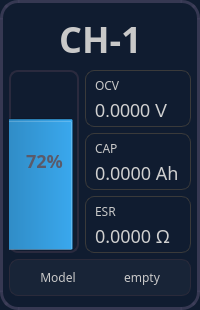
Qt form widgets/batterycard.ui (housir-debug/Leacesy_M3506) before a commit.
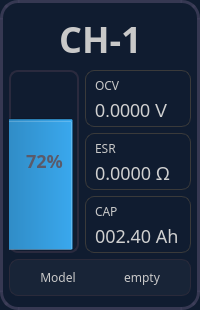
The same form after that commit.

```diff
--- a/widgets/batterycard.ui
+++ b/widgets/batterycard.ui
@@ -146,7 +146,118 @@
     </layout>
    </item>
    <item>
-    <layout class="QGridLayout" name="gridLayout" columnstretch="2,3">
+    <layout class="QGridLayout" name="gridLayout" rowstretch="1,1,1" columnstretch="2,3">
+     <property name="spacing">
+      <number>6</number>
+     </property>
+     <item row="2" column="1">
+      <widget class="QFrame" name="capframe">
+       <property name="font">
+        <font>
+         <family>WenQuanYi Micro Hei</family>
+        </font>
+       </property>
+       <property name="cursor">
+        <cursorShape>BlankCursor</cursorShape>
+       </property>
+       <property name="contextMenuPolicy">
+        <enum>Qt::NoContextMenu</enum>
+       </property>
+       <property name="styleSheet">
+        <string notr="true">#capframe
+{
+border: 1px solid #3A3A3A;
+border-radius: 9px;
+}</string>
+       </property>
+       <property name="frameShape">
+        <enum>QFrame::NoFrame</enum>
+       </property>
+       <property name="frameShadow">
+        <enum>QFrame::Plain</enum>
+       </property>
+       <property name="lineWidth">
+        <number>0</number>
+       </property>
+       <layout class="QVBoxLayout" name="verticalLayout_2">
+        <property name="leftMargin">
+         <number>9</number>
+        </property>
+        <property name="topMargin">
+         <number>6</number>
+        </property>
+        <property name="rightMargin">
+         <number>9</number>
+        </property>
+        <property name="bottomMargin">
+         <number>6</number>
+        </property>
+        <item>
+         <widget class="QLabel" name="caplabel">
+          <property name="font">
+           <font>
+            <family>WenQuanYi Micro Hei</family>
+            <pointsize>-1</pointsize>
+           </font>
+          </property>
+          <property name="cursor">
+           <cursorShape>BlankCursor</cursorShape>
+          </property>
+          <property name="contextMenuPolicy">
+           <enum>Qt::NoContextMenu</enum>
+          </property>
+          <property name="styleSheet">
+           <string notr="true">#caplabel
+{
+font-family: &quot;WenQuanYi Micro Hei&quot;;
+font-size: 12px;
+color: #C9C9C9;
+}</string>
+          </property>
+          <property name="lineWidth">
+           <number>0</number>
+          </property>
+          <property name="text">
+           <string>CAP</string>
+          </property>
+         </widget>
+        </item>
+        <item>
+         <widget class="QLabel" name="capvaluelabel">
+          <property name="font">
+           <font>
+            <family>WenQuanYi Micro Hei</family>
+            <pointsize>-1</pointsize>
+           </font>
+          </property>
+          <property name="cursor">
+           <cursorShape>BlankCursor</cursorShape>
+          </property>
+          <property name="contextMenuPolicy">
+           <enum>Qt::NoContextMenu</enum>
+          </property>
+          <property name="styleSheet">
+           <string notr="true">#capvaluelabel
+{
+font-family: &quot;WenQuanYi Micro Hei&quot;;
+font-size: 18px;
+ color: #D0D0D0;
+}</string>
+          </property>
+          <property name="lineWidth">
+           <number>0</number>
+          </property>
+          <property name="text">
+           <string>002.40 Ah</string>
+          </property>
+          <property name="alignment">
+           <set>Qt::AlignLeading|Qt::AlignLeft|Qt::AlignVCenter</set>
+          </property>
+         </widget>
+        </item>
+       </layout>
+      </widget>
+     </item>
      <item row="0" column="0" rowspan="3">
       <widget class="QProgressBar" name="socprogressBar">
        <property name="sizePolicy">
@@ -307,114 +418,6 @@
       </widget>
      </item>
      <item row="1" column="1">
-      <widget class="QFrame" name="capframe">
-       <property name="font">
-        <font>
-         <family>WenQuanYi Micro Hei</family>
-        </font>
-       </property>
-       <property name="cursor">
-        <cursorShape>BlankCursor</cursorShape>
-       </property>
-       <property name="contextMenuPolicy">
-        <enum>Qt::NoContextMenu</enum>
-       </property>
-       <property name="styleSheet">
-        <string notr="true">#capframe
-{
-border: 1px solid #3A3A3A;
-border-radius: 9px;
-}</string>
-       </property>
-       <property name="frameShape">
-        <enum>QFrame::NoFrame</enum>
-       </property>
-       <property name="frameShadow">
-        <enum>QFrame::Plain</enum>
-       </property>
-       <property name="lineWidth">
-        <number>0</number>
-       </property>
-       <layout class="QVBoxLayout" name="verticalLayout_2">
-        <property name="leftMargin">
-         <number>9</number>
-        </property>
-        <property name="topMargin">
-         <number>6</number>
-        </property>
-        <property name="rightMargin">
-         <number>9</number>
-        </property>
-        <property name="bottomMargin">
-         <number>6</number>
-        </property>
-        <item>
-         <widget class="QLabel" name="caplabel">
-          <property name="font">
-           <font>
-            <family>WenQuanYi Micro Hei</family>
-            <pointsize>-1</pointsize>
-           </font>
-          </property>
-          <property name="cursor">
-           <cursorShape>BlankCursor</cursorShape>
-          </property>
-          <property name="contextMenuPolicy">
-           <enum>Qt::NoContextMenu</enum>
-          </property>
-          <property name="styleSheet">
-           <string notr="true">#caplabel
-{
-font-family: &quot;WenQuanYi Micro Hei&quot;;
-font-size: 12px;
-color: #C9C9C9;
-}</string>
-          </property>
-          <property name="lineWidth">
-           <number>0</number>
-          </property>
-          <property name="text">
-           <string>CAP</string>
-          </property>
-         </widget>
-        </item>
-        <item>
-         <widget class="QLabel" name="capvaluelabel">
-          <property name="font">
-           <font>
-            <family>WenQuanYi Micro Hei</family>
-            <pointsize>-1</pointsize>
-           </font>
-          </property>
-          <property name="cursor">
-           <cursorShape>BlankCursor</cursorShape>
-          </property>
-          <property name="contextMenuPolicy">
-           <enum>Qt::NoContextMenu</enum>
-          </property>
-          <property name="styleSheet">
-           <string notr="true">#capvaluelabel
-{
-font-family: &quot;WenQuanYi Micro Hei&quot;;
-font-size: 18px;
- color: #D0D0D0;
-}</string>
-          </property>
-          <property name="lineWidth">
-           <number>0</number>
-          </property>
-          <property name="text">
-           <string>0.0000 Ah</string>
-          </property>
-          <property name="alignment">
-           <set>Qt::AlignLeading|Qt::AlignLeft|Qt::AlignVCenter</set>
-          </property>
-         </widget>
-        </item>
-       </layout>
-      </widget>
-     </item>
-     <item row="2" column="1">
       <widget class="QFrame" name="esrframe">
        <property name="font">
         <font>
```
